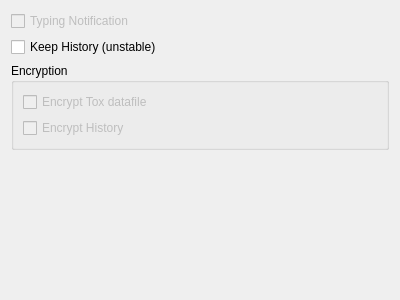
Before: the Qt Designer form src/widget/form/settings/privacysettings.ui in qTox/qTox, drawn with Qt 5.
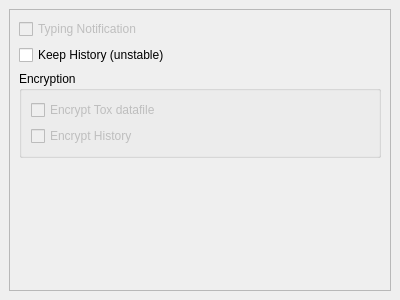
After: the same form once the commit is applied.

Commit message: Setting forms: similar outlook and inner structure

```diff
--- a/src/widget/form/settings/privacysettings.ui
+++ b/src/widget/form/settings/privacysettings.ui
@@ -14,6 +14,33 @@
    <string>Form</string>
   </property>
   <layout class="QVBoxLayout" name="verticalLayout">
+   <property name="leftMargin">
+    <number>9</number>
+   </property>
+   <property name="topMargin">
+    <number>9</number>
+   </property>
+   <property name="rightMargin">
+    <number>9</number>
+   </property>
+   <property name="bottomMargin">
+    <number>9</number>
+   </property>
+   <item>
+    <widget class="QScrollArea" name="scrollArea">
+     <property name="widgetResizable">
+      <bool>true</bool>
+     </property>
+     <widget class="QWidget" name="scrollAreaWidgetContents">
+      <property name="geometry">
+       <rect>
+        <x>0</x>
+        <y>0</y>
+        <width>380</width>
+        <height>280</height>
+       </rect>
+      </property>
+      <layout class="QVBoxLayout" name="verticalLayout_3">
    <item>
     <widget class="QCheckBox" name="cbTypingNotification">
      <property name="enabled">
@@ -34,7 +61,7 @@
      </property>
     </widget>
    </item>
-   <item>
+       <item alignment="Qt::AlignTop">
     <widget class="QGroupBox" name="encryptionGroup">
      <property name="enabled">
       <bool>true</bool>
@@ -69,18 +96,9 @@
      </layout>
     </widget>
    </item>
-   <item>
-    <spacer name="verticalSpacer">
-     <property name="orientation">
-      <enum>Qt::Vertical</enum>
-     </property>
-     <property name="sizeHint" stdset="0">
-      <size>
-       <width>20</width>
-       <height>40</height>
-      </size>
-     </property>
-    </spacer>
+      </layout>
+     </widget>
+    </widget>
    </item>
   </layout>
  </widget>
```
Lines whose indentation alone changed are shown as unchanged. The commit also changes 2 other files.
